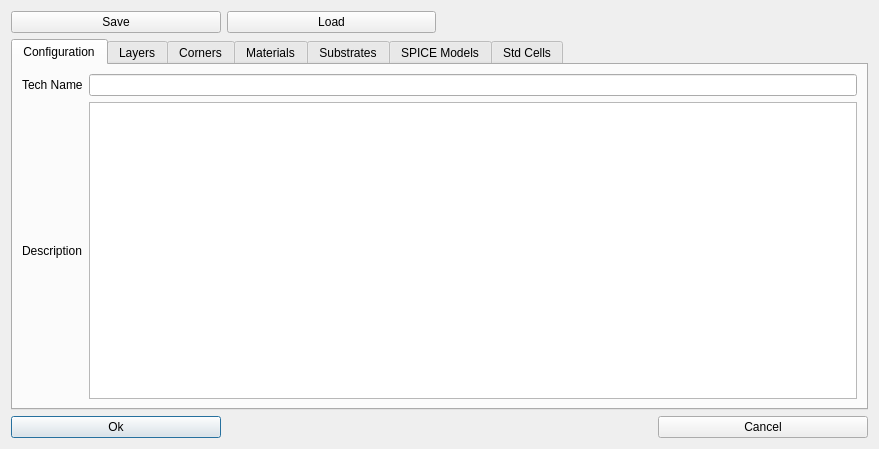
First picture: the form in qucs/technologyeditor.ui, repository ariasensing/qucs-ic, before the edit.
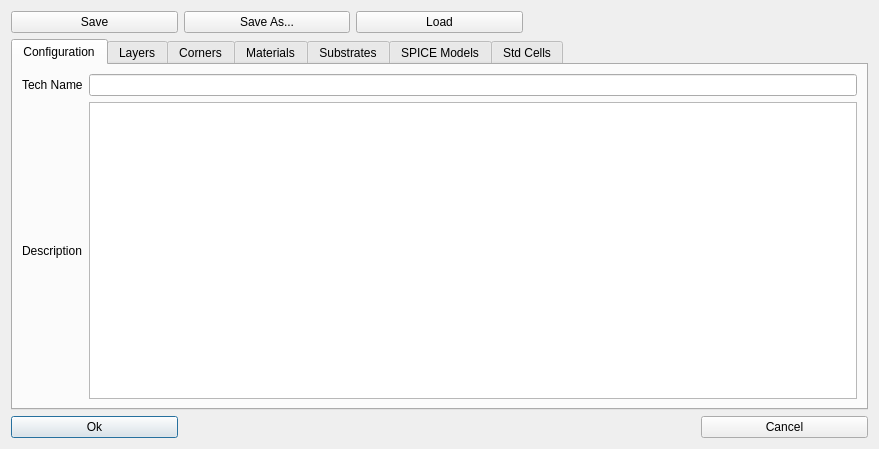
Second picture: the form after the edit.

The edit to the form file:
```diff
--- a/qucs/technologyeditor.ui
+++ b/qucs/technologyeditor.ui
@@ -21,14 +21,7 @@
      </property>
     </widget>
    </item>
-   <item row="2" column="3">
-    <widget class="QPushButton" name="btnCancel">
-     <property name="text">
-      <string>Cancel</string>
-     </property>
-    </widget>
-   </item>
-   <item row="0" column="1">
+   <item row="0" column="2">
     <widget class="QPushButton" name="btnLoad">
      <property name="text">
       <string>Load</string>
@@ -42,7 +35,14 @@
      </property>
     </widget>
    </item>
-   <item row="1" column="0" colspan="4">
+   <item row="2" column="4">
+    <widget class="QPushButton" name="btnCancel">
+     <property name="text">
+      <string>Cancel</string>
+     </property>
+    </widget>
+   </item>
+   <item row="1" column="0" colspan="5">
     <widget class="QTabWidget" name="tabWidget">
      <property name="currentIndex">
       <number>0</number>
@@ -390,6 +390,13 @@
      </widget>
     </widget>
    </item>
+   <item row="0" column="1">
+    <widget class="QPushButton" name="btnSaveAs">
+     <property name="text">
+      <string>Save As...</string>
+     </property>
+    </widget>
+   </item>
   </layout>
  </widget>
  <resources/>
```
